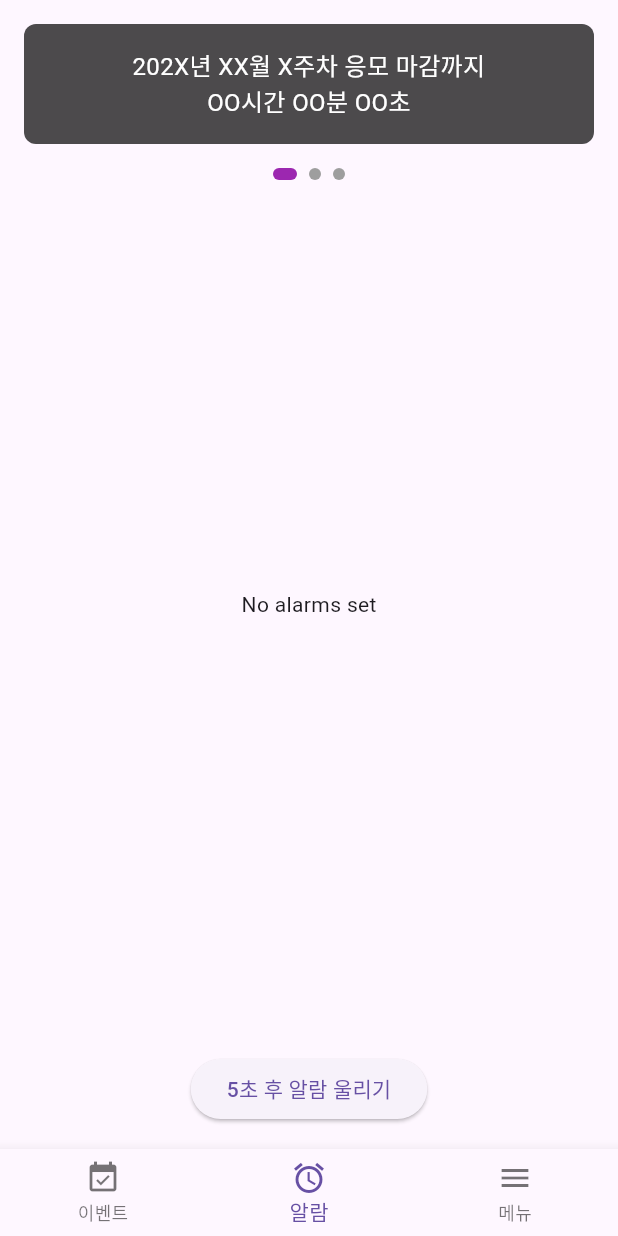
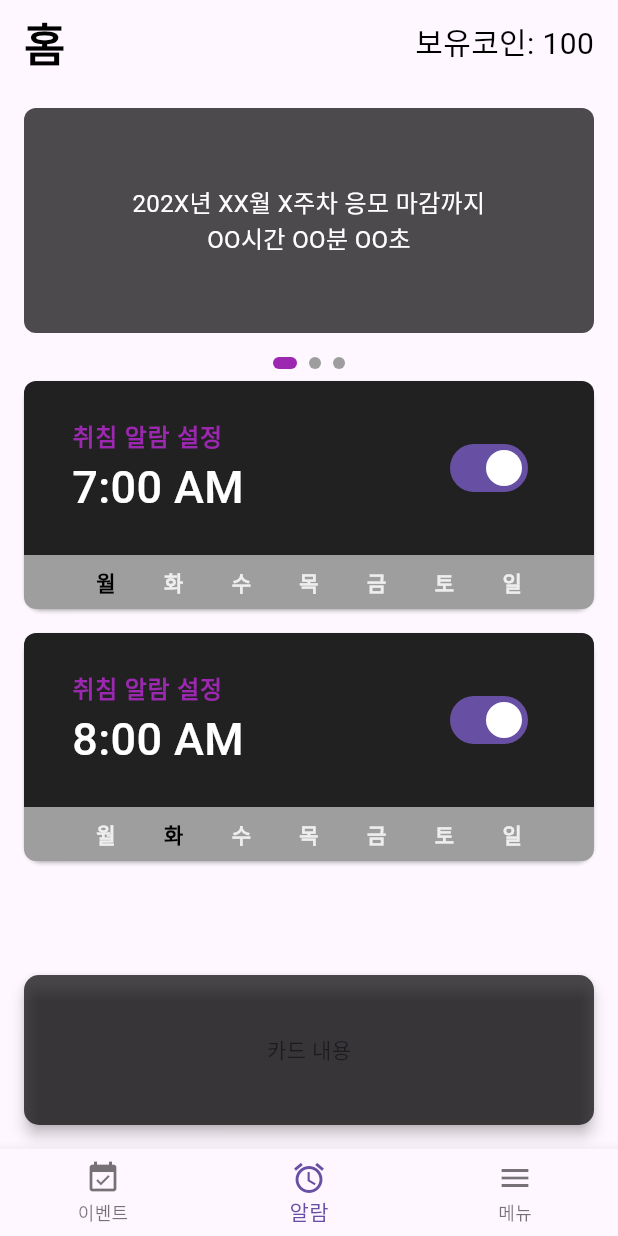
Before and after one commit to sehoon123/Alarm, a Flutter app: the screen it shows after launch, on a phone screen of 412 x 824 dp. Run offline on Flutter 3.47's test engine with Material 3 defaults, Android fonts, the phone set to English and light mode, and no system bars; our stand-ins replace file_picker, firebase_auth, flutter_local_notifications, google_sign_in, just_audio, shared_preferences and 1 more; accounts and stored records are empty.

Commit message:
alarm screen init

```diff
--- a/alarm_share/lib/models/alarm.dart
+++ b/alarm_share/lib/models/alarm.dart
@@ -2,10 +2,10 @@ import 'package:flutter/material.dart';
 
 class Alarm {
   final String id;
-  final TimeOfDay time;
-  final List<bool> repeatDays;
-  final String sound; // New sound property
-  bool isEnabled; // New isEnabled property
+  TimeOfDay time;
+  List<bool> repeatDays;
+  String sound;
+  bool isEnabled;
 
   Alarm({
     required this.id,
--- a/alarm_share/lib/screens/alarm_list_screen.dart
+++ b/alarm_share/lib/screens/alarm_list_screen.dart
@@ -18,25 +18,22 @@ class AlarmListScreen extends StatefulWidget {
 class _AlarmListScreenState extends State<AlarmListScreen> with RouteAware {
   int _currentPage = 0;
   final PageController _pageController = PageController();
-  List<Alarm> _alarms = [];
+  final List<Alarm> _alarms = [
+    Alarm(
+        id: '1',
+        time: const TimeOfDay(hour: 7, minute: 0),
+        repeatDays: [true, false, false, false, false, false, false],
+        sound: '비모'),
+    Alarm(
+        id: '2',
+        time: const TimeOfDay(hour: 8, minute: 0),
+        repeatDays: [false, true, false, false, false, false, false],
+        sound: '비모'),
+  ]; // 변경: 고정된 2개의 알람으로 초기화
 
   @override
   void initState() {
     super.initState();
-    _loadAlarms();
-  }
-
-  @override
-  void didPopNext() {
-    // Called when the user returns to this screen from another
-    _loadAlarms();
-  }
-
-  Future<void> _loadAlarms() async {
-    List<Alarm> alarms = await AlarmService.getAlarms();
-    setState(() {
-      _alarms = alarms;
-    });
   }
 
   void _toggleAlarm(Alarm alarm, bool isEnabled) {
@@ -96,11 +93,37 @@ class _AlarmListScreenState extends State<AlarmListScreen> with RouteAware {
   @override
   Widget build(BuildContext context) {
     return Scaffold(
+      appBar: AppBar(
+        title: const Text(
+          '홈',
+          style: TextStyle(
+            color: Colors.black,
+            fontSize: 30,
+            fontWeight: FontWeight.bold,
+          ),
+        ),
+        actions: const [ // 앱바 오른쪽에 추가할 위젯
+          Padding(
+            padding: EdgeInsets.symmetric(horizontal: 16.0),
+            child: Center(
+              child: Text(
+                '보유코인: 100', // 보유코인 표시
+                style: TextStyle(
+                  color: Colors.black,
+                  fontSize: 20,
+                ),
+              ),
+            ),
+          ),
+        ],
+      ),
       body: Column(
         children: [
           // Notification Section with PageView and Indicator
+          //Empty space
+          // SizedBox(height: MediaQuery.of(context).size.height * 0.03),
           SizedBox(
-            height: 120, // Set height for the notification area
+            height: 190, // Set height for the notification area
             child: Column(
               children: [
                 Expanded(
@@ -153,12 +176,19 @@ class _AlarmListScreenState extends State<AlarmListScreen> with RouteAware {
                     },
                   ),
           ),
-          // Test Alarm Button
-          Padding(
-            padding: const EdgeInsets.all(16.0),
-            child: ElevatedButton(
-              onPressed: _scheduleTestAlarm,
-              child: const Text('5초 후 알람 울리기'),
+          // 기존 SizedBox를 카드 형식으로 변경
+          Card(
+            margin: const EdgeInsets.all(16),
+            color: Colors.black.withOpacity(0.7),
+            elevation: 4, // 카드의 그림자 효과
+            shape: RoundedRectangleBorder(
+              borderRadius: BorderRadius.circular(10), // 모서리 둥글게
+            ),
+            child: const SizedBox(
+              height: 100,
+              child: Center(
+                child: Text('카드 내용'), // 카드 안의 내용
+              ),
             ),
           ),
         ],
@@ -213,6 +243,18 @@ class AlarmListItem extends StatelessWidget {
   Widget build(BuildContext context) {
     return Card(
       margin: const EdgeInsets.symmetric(horizontal: 16, vertical: 8),
+      child: Column(
+        children: [
+          // Upper part with alarm title, time, and switch
+          Container(
+            padding: const EdgeInsets.all(16),
+            decoration: BoxDecoration(
+              color: Colors.grey[900], // Dark gray background for the top
+              borderRadius: const BorderRadius.only(
+                topLeft: Radius.circular(8),
+                topRight: Radius.circular(8),
+              ),
+            ),
             child: ListTile(
               onTap: () async {
                 final result = await Navigator.push(
@@ -229,11 +271,14 @@ class AlarmListItem extends StatelessWidget {
                   );
                 }
               },
-        title: const Text(
-          '알람 설정',
-          style: TextStyle(
+              title: Text(
+                alarm.id == 1
+                    ? '기상 알람 설정'
+                    : '취침 알람 설정', // Updated to match the screenshot
+                style: const TextStyle(
                   color: Colors.purple,
                   fontWeight: FontWeight.bold,
+                  fontSize: 16,
                 ),
               ),
               subtitle: Column(
@@ -241,26 +286,68 @@ class AlarmListItem extends StatelessWidget {
                 children: [
                   Text(
                     alarm.time.format(context),
-              style: Theme.of(context).textTheme.titleLarge,
+                    style: const TextStyle(
+                      fontSize: 30,
+                      fontWeight: FontWeight.w500,
+                      color: Colors.white,
                     ),
-            const SizedBox(height: 8),
-            Text(
-              _getRepeatDaysText(),
-              style: Theme.of(context).textTheme.titleSmall,
-            ),
-            const SizedBox(height: 8),
-            Text(
-              'Sound: ${alarm.sound}',
-              style: Theme.of(context).textTheme.bodySmall,
                   ),
                 ],
               ),
-        trailing: Switch(
+              trailing: Column(
+                mainAxisAlignment: MainAxisAlignment.center,
+                children: [
+                  Switch(
                     value: alarm.isEnabled,
                     onChanged: (value) {
                       onToggle(alarm, value);
                     },
                   ),
+                ],
+              ),
+            ),
+          ),
+          // Lower part with the repeat days in light gray
+          Container(
+            padding: const EdgeInsets.symmetric(horizontal: 16, vertical: 8),
+            decoration: const BoxDecoration(
+              color: Colors.grey,
+              borderRadius: BorderRadius.only(
+                bottomLeft: Radius.circular(8),
+                bottomRight: Radius.circular(8),
+              ),
+            ),
+            child: Row(
+              mainAxisAlignment: MainAxisAlignment.spaceEvenly,
+              children: List.generate(7, (index) {
+                // Array for Korean weekdays ['월', '화', '수', '목', '금', '토', '일']
+                final List<String> weekdays = [
+                  '월',
+                  '화',
+                  '수',
+                  '목',
+                  '금',
+                  '토',
+                  '일'
+                ];
+                final isSelected =
+                    alarm.repeatDays[index]; // Check if the day is selected
+
+                return Text(
+                  weekdays[index],
+                  style: TextStyle(
+                    fontSize: 14,
+                    fontWeight: FontWeight.bold,
+                    color: isSelected
+                        ? Colors.black
+                        : Colors.grey[
+                            200], // Bright for selected, gray for non-selected
+                  ),
+                );
+              }),
+            ),
+          ),
+        ],
       ),
     );
   }
```
Lines whose indentation alone changed are shown as unchanged.
